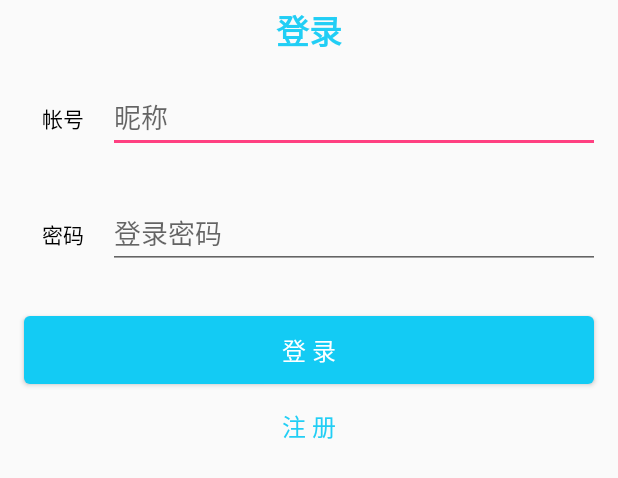
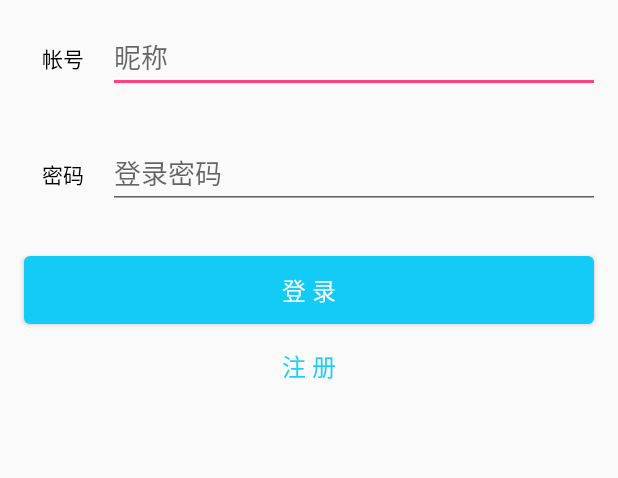
Before and after one commit to dengyi1992/Sunday, an Android app: the layout activity_login.xml on its own in the app's theme, with its tools: preview values and no code run, on a phone screen of 412 x 824 dp. Shown: the top 478 px of the screen. Run offline under Robolectric (Android 15) with nearby library versions, the phone set to English and light mode, and no system bars.

```diff
--- a/app/src/main/java/com/huawei/gxlm/sunday/activities/AboutActivity.java
+++ b/app/src/main/java/com/huawei/gxlm/sunday/activities/AboutActivity.java
@@ -50,6 +50,7 @@ public class AboutActivity extends AppCompatActivity {
         ActionBar actionBar = getSupportActionBar();
         if (actionBar != null) {
             actionBar.setDisplayHomeAsUpEnabled(true);
+            actionBar.setTitle("关于");
             if(Build.VERSION.SDK_INT >= Build.VERSION_CODES.LOLLIPOP){
                 actionBar.setElevation(0);
             }
--- a/app/src/main/java/com/huawei/gxlm/sunday/activities/PublishActivity.java
+++ b/app/src/main/java/com/huawei/gxlm/sunday/activities/PublishActivity.java
@@ -107,6 +107,7 @@ public class PublishActivity extends AppCompatActivity {
 
         ActionBar actionBar = getSupportActionBar();
         if (actionBar != null) {
+            actionBar.setTitle("发动态");
             actionBar.setDisplayHomeAsUpEnabled(true);
             if(Build.VERSION.SDK_INT >= Build.VERSION_CODES.LOLLIPOP){
                 actionBar.setElevation(0);
--- a/app/src/main/res/layout/activity_login.xml
+++ b/app/src/main/res/layout/activity_login.xml
@@ -14,16 +14,6 @@
             android:layout_width="match_parent"
             android:layout_height="match_parent"
             android:orientation="vertical">
-            <TextView
-                android:id="@+id/titlebar"
-                android:layout_width="match_parent"
-                android:layout_height="40dp"
-                android:gravity="center"
-                android:text="@string/login"
-                android:textColor="@color/colorPrimaryDark"
-                android:textSize="22sp"
-                android:textStyle="bold"
-                android:translationZ="2dp" />
             <LinearLayout
                 android:layout_width="match_parent"
                 android:layout_height="wrap_content"
```
Also changed, not shown: app/src/main/java/com/huawei/gxlm/sunday/activities/LoginActivity.java (+21 -1 lines), app/src/main/java/com/huawei/gxlm/sunday/activities/RegisterActivity.java (+21 -0 lines).
